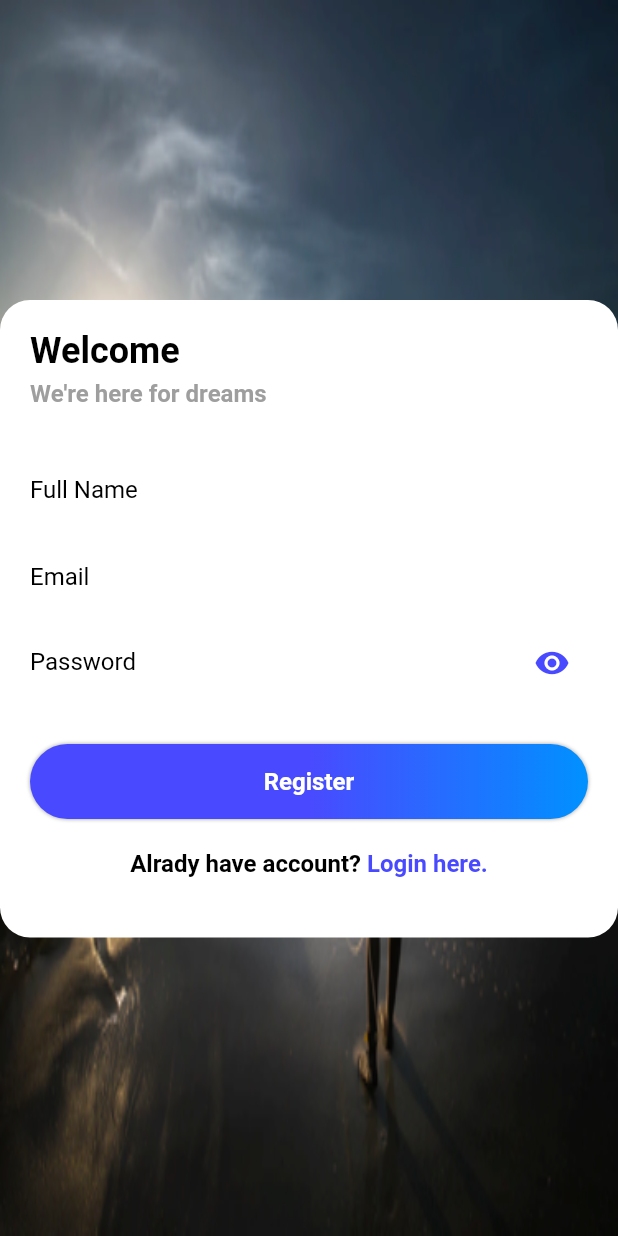
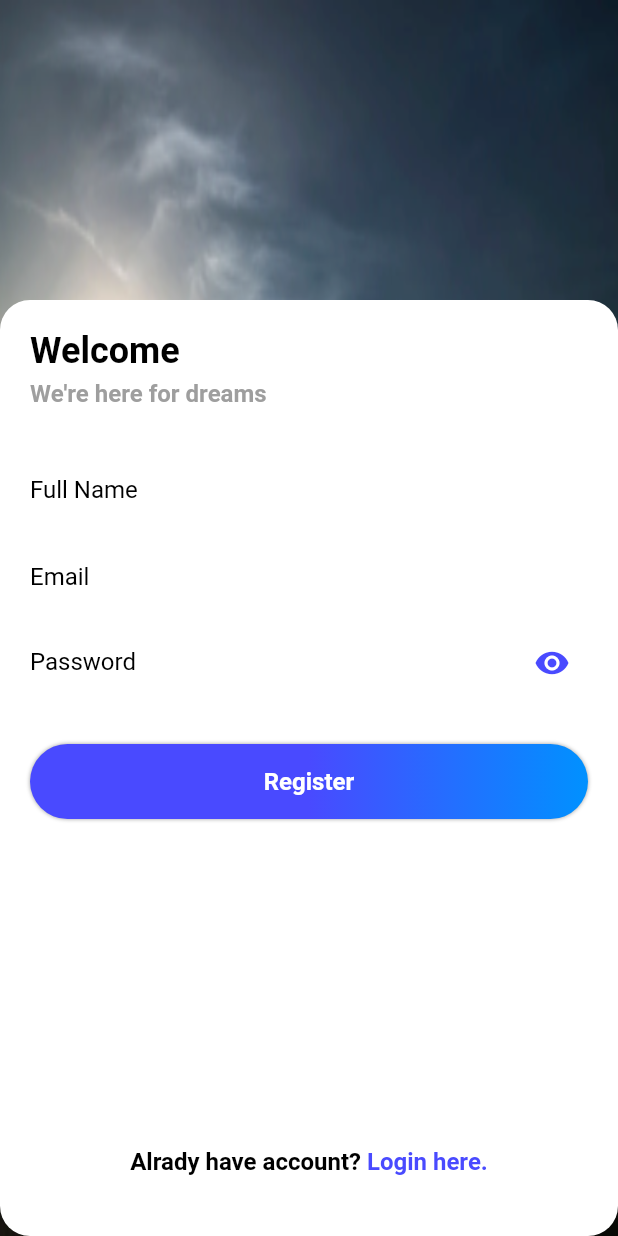
Before and after one commit to kavathiyatulsi/fluttercohort, a Flutter app: the screen it shows after launch, after a tap on "Login", after a tap on "Register here.", on a phone screen of 412 x 824 dp. Run offline on Flutter 3.47's test engine with Material 2 defaults, Android fonts, the phone set to English and light mode, and no system bars; our stand-ins replace firebase_auth, toast; accounts and stored records are empty; Roboto replaces fonts that are missing (Poppins-Regular.ttf, Poppins-SemiBold.ttf).

Commit message:
Some UI Change and also error handle when register and login

```diff
--- a/lib/screen/login_screen.dart
+++ b/lib/screen/login_screen.dart
@@ -20,7 +20,8 @@ class LoginScreen extends StatelessWidget {
             top: 200.0,
             left: 0.0,
             right: 0.0,
-            child: LoginView(login, singIn, true, donHaveAccount,new Auth()),
+            bottom: 0.0,
+            child: LoginView(login, singIn, true, donHaveAccount, new Auth()),
           ),
         ],
       ),
--- a/lib/screen/register_screen.dart
+++ b/lib/screen/register_screen.dart
@@ -8,6 +8,7 @@ class RegisterScreen extends StatelessWidget {
   @override
   Widget build(BuildContext context) {
     return Scaffold(
+      resizeToAvoidBottomPadding: false,
       body: Stack(
         alignment: Alignment.center,
         children: <Widget>[
@@ -21,7 +22,9 @@ class RegisterScreen extends StatelessWidget {
               top: 200.0,
               left: 0.0,
               right: 0.0,
-              child: LoginView(register, singUp, false, alreadyAccount,new Auth())),
+              bottom: 0.0,
+              child: LoginView(
+                  register, singUp, false, alreadyAccount, new Auth())),
         ],
       ),
     );
--- a/lib/widget/login_view.dart
+++ b/lib/widget/login_view.dart
@@ -1,5 +1,6 @@
 import 'package:cloud_firestore/cloud_firestore.dart';
 import 'package:cohort_app/common/Toast.dart';
+import 'package:cohort_app/screen/home_screen.dart';
 import 'package:cohort_app/screen/login_screen.dart';
 import 'package:cohort_app/screen/register_screen.dart';
 import 'package:cohort_app/theme/color.dart';
@@ -48,7 +49,9 @@ class _LoginViewState extends State<LoginView> {
     widget.isLogin ? _formType = FormType.login : _formType = FormType.register;
     return Form(
       key: _formKey,
-      child: Container(
+      child: Stack(
+        children: <Widget>[
+          Container(
             alignment: Alignment.center,
             decoration: BoxDecoration(
                 color: white,
@@ -137,8 +140,10 @@ class _LoginViewState extends State<LoginView> {
                       alignment: Alignment(1.0, -1.0),
                       child: Text(
                         forgotPassword,
-                    style:
-                        Theme.of(context).textTheme.display2.apply(color: blue),
+                        style: Theme.of(context)
+                            .textTheme
+                            .display2
+                            .apply(color: blue),
                       ),
                     ),
                   ),
@@ -146,7 +151,8 @@ class _LoginViewState extends State<LoginView> {
                   CommonButton(
                     child: Text(
                       widget.btnName,
-                  style: Theme.of(context).textTheme.body2.apply(color: white),
+                      style:
+                          Theme.of(context).textTheme.body2.apply(color: white),
                     ),
                     gradient:
                         LinearGradient(colors: <Color>[blue, blue, lightBlue]),
@@ -154,13 +160,20 @@ class _LoginViewState extends State<LoginView> {
                       var user = validAndSubMit();
                     },
                   ),
-              Container(
-                alignment: Alignment.bottomCenter,
-                child: createAccountLabel(),
-              )
                 ],
               ),
             ),
+          ),
+          Container(
+            child: Padding(
+              padding: EdgeInsets.all(20.0),
+              child: Align(
+                alignment: Alignment.bottomCenter,
+                child: createAccountLabel(),
+              ),
+            ),
+          )
+        ],
       ),
     );
   }
@@ -181,40 +194,72 @@ class _LoginViewState extends State<LoginView> {
   void validAndSubMit() async {
     if (validAndSave()) {
       if (_formType == FormType.login) {
+        //Login
+        try {
           FirebaseAuth.instance
               .signInWithEmailAndPassword(email: _email, password: _password)
-            .then((currentUser) => Firestore.instance
-                .collection("users")
-                .document()
-                .setData({
+              .then((onValue) {
+            showToast(context, 'Login successfully ');
+            debugPrint('Login :-${onValue.user.email}');
+            Navigator.of(context).pushReplacement(
+                MaterialPageRoute(builder: (_) => HomeScreen()));
+          }).catchError((onError) {
+            switch (onError) {
+              case "ERROR_WRONG_PASSWORD":
+                {
+                  showToast(context, "Password doesn\'t match your email.");
+                }
+                break;
+              case 'ERROR_TOO_MANY_REQUESTS':
+                {
+                  showToast(context, "Please try again later");
+                }
+                break;
+              case 'ERROR_USER_NOT_FOUND':
+                {
+                  showToast(context,
+                      "There is no user with such entries. Please try again.");
+                }
+                break;
+            }
+            debugPrint("=catchError===>${onError}");
+          });
+        } catch (error) {
+          debugPrint('error:-${error.hashCode}');
+        }
+      } else {
+        // Register
+        try {
+          FirebaseAuth.instance
+              .createUserWithEmailAndPassword(
+                  email: _email, password: _password)
+              .then((currentUser) {
+            Firestore.instance.collection('users').document().setData({
               "uid": currentUser.user.uid,
-                  "fname": _name,
-                  "email": _email,
-                })
-                .then((result) => {
-                      showToast(context, 'Login successfully '),
-                      debugPrint(
-                          'Login :-${currentUser.user.getIdToken(refresh: true)}')
-                    })
-                .catchError((err) => print(err)))
-            .catchError((err) => print(err));
-      } else {
-        FirebaseAuth.instance
-            .createUserWithEmailAndPassword(email: _email, password: _password)
-            .then((currentUser) => Firestore.instance
-                .collection("users")
-                .document()
-                .setData({
-                  "uid": currentUser.user.uid,
-                  "fname": _name,
-                  "email": _email,
-                })
-                .then((result) => {
-                      showToast(context, 'Register successfully '),
-                      debugPrint('Register:-')
-                    })
-                .catchError((err) => print(err)))
-            .catchError((err) => print(err));
+              'email': _email,
+              'fname': _name
+            }).then((onValue) {
+              Navigator.of(context).pushReplacement(
+                  MaterialPageRoute(builder: (_) => HomeScreen()));
+            });
+          }).catchError((onError) {
+            switch (onError.code) {
+              case "ERROR_EMAIL_ALREADY_IN_USE":
+                {
+                  showToast(context, "This email is already in use.");
+                }
+                break;
+              case "ERROR_WEAK_PASSWORD":
+                {
+                  showToast(context,
+                      "The password must be 6 characters long or more.");
+                }
+                break;
+              default:
+                {}
+            }
+          });
+        } catch (error) {}
       }
     }
   }
@@ -243,7 +288,6 @@ class _LoginViewState extends State<LoginView> {
 
   Widget createAccountLabel() {
     return Container(
-      alignment: Alignment.bottomCenter,
       margin: EdgeInsets.symmetric(vertical: 20.0),
       child: Row(
         mainAxisAlignment: MainAxisAlignment.center,
```
Also changed, not shown: lib/screen/home_screen.dart (added, +24 -0 lines). Lines whose indentation alone changed are shown as unchanged.
